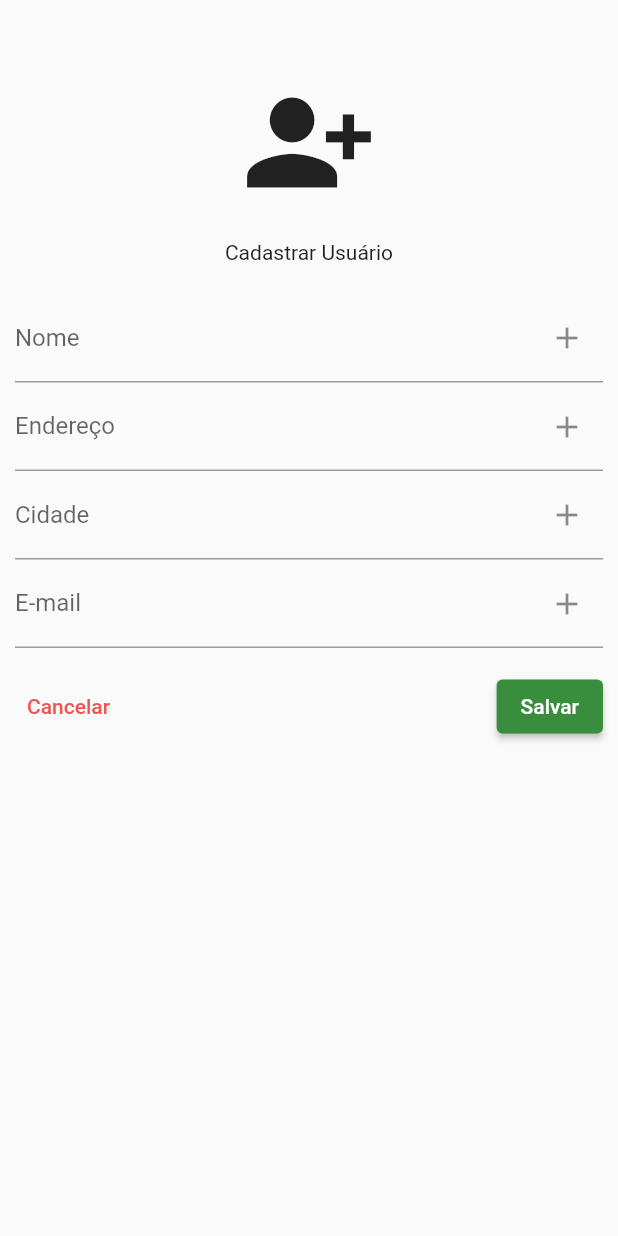
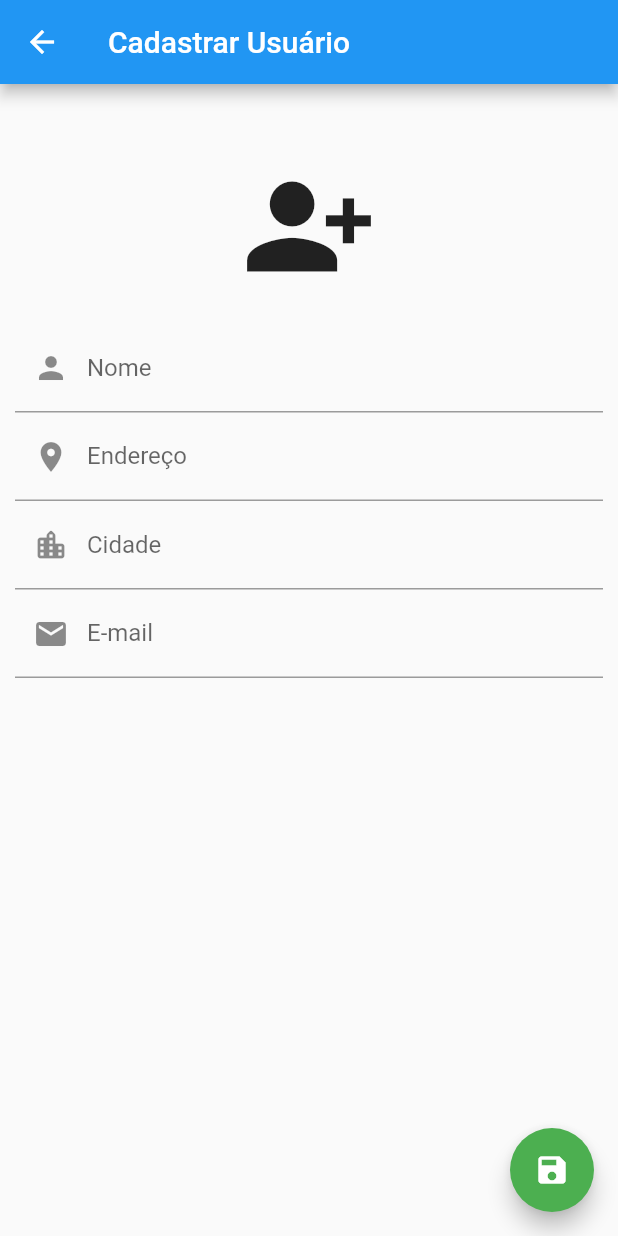
Before and after one commit to mateusmeds/locadora-livros-wda, a Flutter app: the UserRegisterForm screen opened directly, on a phone screen of 412 x 824 dp. Run offline on Flutter 3.47's test engine with Material 2 defaults, Android fonts, the phone set to English and light mode, and no system bars.

Commit message:
Refatorando Form de cadastro de usuário e alterando os botões

```diff
--- a/lib/components/user_register_form.dart
+++ b/lib/components/user_register_form.dart
@@ -13,76 +13,64 @@ class _UserRegisterFormState extends State<UserRegisterForm> {
   final cityController = TextEditingController();
   final emailController = TextEditingController();
 
-  ///Função responsável por fechar a modal
-  _closeUserRegisterFormModal(BuildContext context) {
-    Navigator.of(context).pop();
-  }
-
   @override
   Widget build(BuildContext context) {
-    return Padding(
+    return Scaffold(
+      appBar: AppBar(
+        title: const Text('Cadastrar Usuário'),
+      ),
+      body: Padding(
         padding: const EdgeInsets.fromLTRB(10, 50, 10, 0),
         child: Column(
           mainAxisAlignment: MainAxisAlignment.start,
           crossAxisAlignment: CrossAxisAlignment.center,
           children: <Widget>[
-          Icon(
+            const Icon(
               Icons.person_add_alt_1,
               size: 90,
             ),
             const SizedBox(height: 20),
-          Text("Cadastrar Usuário"),
-          const SizedBox(height: 20),
             //TODO: Alterar os ícones
             TextField(
               controller: nameController,
-            decoration: InputDecoration(
+              decoration: const InputDecoration(
                 labelText: 'Nome',
-              suffixIcon: Icon(Icons.add),
+                prefixIcon: Icon(Icons.person),
               ),
             ),
             TextField(
               controller: addressController,
-            decoration: InputDecoration(
+              decoration: const InputDecoration(
                 labelText: 'Endereço',
-              suffixIcon: Icon(Icons.add),
+                prefixIcon: Icon(Icons.location_on),
               ),
             ),
             TextField(
               controller: cityController,
-            decoration: InputDecoration(
+              decoration: const InputDecoration(
                 labelText: 'Cidade',
-              suffixIcon: Icon(Icons.add),
+                prefixIcon: Icon(Icons.location_city_rounded),
               ),
             ),
             TextField(
               controller: emailController,
-            decoration: InputDecoration(
+              decoration: const InputDecoration(
                 labelText: 'E-mail',
-              suffixIcon: Icon(Icons.add),
+                prefixIcon: Icon(Icons.mail),
               ),
             ),
-          SizedBox(height: 15),
-          Row(
-            mainAxisAlignment: MainAxisAlignment.spaceBetween,
-            children: [
-              TextButton(
-                  onPressed: () => _closeUserRegisterFormModal(context),
-                  child: Text('Cancelar'),
-                  style: TextButton.styleFrom(primary: Colors.red[400])),
-              ElevatedButton(
+          ],
+        ),
+      ),
+      floatingActionButton: FloatingActionButton(
         onPressed: () {
           debugPrint(nameController.text);
           debugPrint(addressController.text);
           debugPrint(cityController.text);
           debugPrint(emailController.text);
         },
-                child: Text('Salvar'),
-                style: ElevatedButton.styleFrom(primary: Colors.green[700]),
-              ),
-            ],
-          )
-        ],
+        backgroundColor: Colors.green,
+        child: const Icon(Icons.save),
       ),
     );
   }
```
Also changed, not shown: lib/components/users_home.dart (+14 -18 lines), lib/main.dart (+1 -30 lines). Lines whose indentation alone changed are shown as unchanged.
